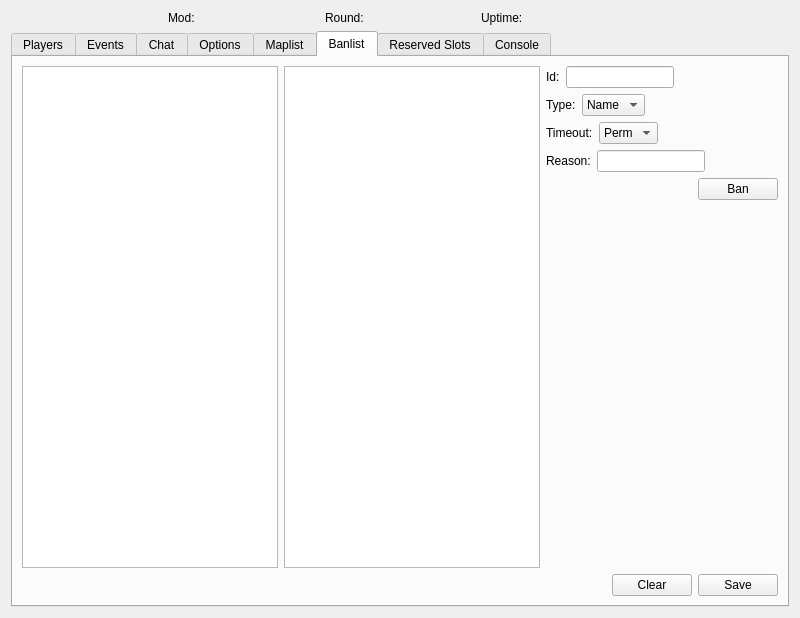
Old version of the form Client/bfbc2/BFBC2.ui in the repository OpenRcon/OpenRcon.
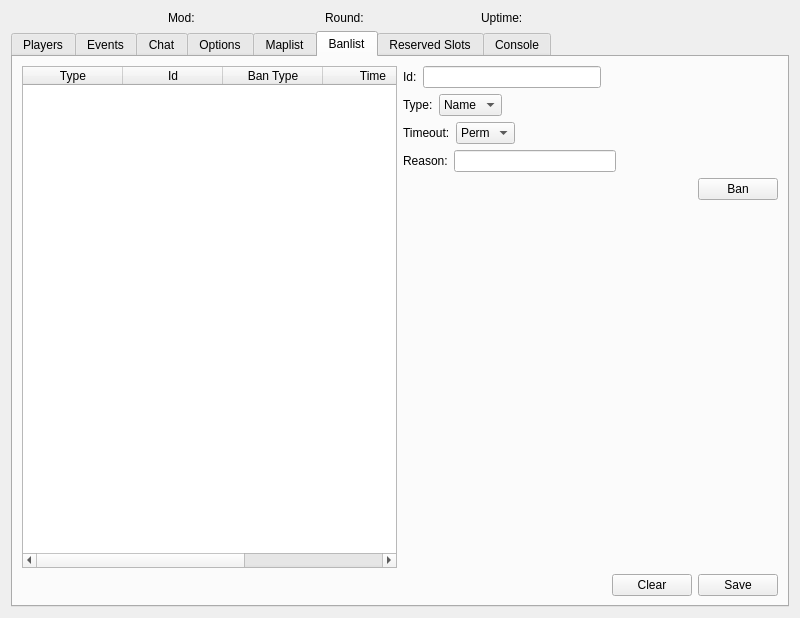
New version of the form. The open tabs and pages were chosen to show the change. Icons and pictures are not drawn. Custom widgets are drawn as their Qt base class.

Commit message: Added ban list GUI stuffs, and BanListEntry struct.

The edit to the form file:
```diff
--- a/Client/bfbc2/BFBC2.ui
+++ b/Client/bfbc2/BFBC2.ui
@@ -1256,10 +1256,7 @@
        <string>Banlist</string>
       </attribute>
       <layout class="QGridLayout" name="gridLayout_11">
-       <item row="0" column="0" rowspan="6">
-        <widget class="QTableWidget" name="tableWidget_bl"/>
-       </item>
-       <item row="6" column="0" colspan="3">
+       <item row="6" column="0" colspan="2">
         <layout class="QHBoxLayout" name="horizontalLayout_4">
          <item>
           <spacer name="horizontalSpacer_5">
@@ -1296,87 +1293,7 @@
          </item>
         </layout>
        </item>
-       <item row="5" column="2">
-        <spacer name="verticalSpacer_7">
-         <property name="locale">
-          <locale language="English" country="UnitedStates"/>
-         </property>
-         <property name="orientation">
-          <enum>Qt::Vertical</enum>
-         </property>
-         <property name="sizeHint" stdset="0">
-          <size>
-           <width>20</width>
-           <height>452</height>
-          </size>
-         </property>
-        </spacer>
-       </item>
-       <item row="4" column="2">
-        <layout class="QHBoxLayout" name="horizontalLayout_2">
-         <item>
-          <spacer name="horizontalSpacer_2">
-           <property name="locale">
-            <locale language="English" country="UnitedStates"/>
-           </property>
-           <property name="orientation">
-            <enum>Qt::Horizontal</enum>
-           </property>
-           <property name="sizeHint" stdset="0">
-            <size>
-             <width>40</width>
-             <height>20</height>
-            </size>
-           </property>
-          </spacer>
-         </item>
-         <item>
-          <widget class="QPushButton" name="pushButton_bl_ban">
-           <property name="locale">
-            <locale language="English" country="UnitedStates"/>
-           </property>
-           <property name="text">
-            <string>Ban</string>
-           </property>
-          </widget>
-         </item>
-        </layout>
-       </item>
-       <item row="3" column="2">
-        <layout class="QHBoxLayout" name="horizontalLayout_12">
-         <item>
-          <widget class="QLabel" name="label_bl_reason_text">
-           <property name="locale">
-            <locale language="English" country="UnitedStates"/>
-           </property>
-           <property name="text">
-            <string>Reason:</string>
-           </property>
-          </widget>
-         </item>
-         <item>
-          <widget class="QLineEdit" name="lineEdit_bl_reason">
-           <property name="locale">
-            <locale language="English" country="UnitedStates"/>
-           </property>
-          </widget>
-         </item>
-         <item>
-          <spacer name="horizontalSpacer_13">
-           <property name="orientation">
-            <enum>Qt::Horizontal</enum>
-           </property>
-           <property name="sizeHint" stdset="0">
-            <size>
-             <width>40</width>
-             <height>20</height>
-            </size>
-           </property>
-          </spacer>
-         </item>
-        </layout>
-       </item>
-       <item row="2" column="2">
+       <item row="2" column="1">
         <layout class="QHBoxLayout" name="horizontalLayout_13">
          <item>
           <widget class="QLabel" name="label_bl_timeout_text">
@@ -1409,7 +1326,41 @@
          </item>
         </layout>
        </item>
-       <item row="1" column="2">
+       <item row="0" column="1">
+        <layout class="QHBoxLayout" name="horizontalLayout_10">
+         <item>
+          <widget class="QLabel" name="label_bl_id_text">
+           <property name="locale">
+            <locale language="English" country="UnitedStates"/>
+           </property>
+           <property name="text">
+            <string>Id:</string>
+           </property>
+          </widget>
+         </item>
+         <item>
+          <widget class="QLineEdit" name="lineEdit_bl_id">
+           <property name="locale">
+            <locale language="English" country="UnitedStates"/>
+           </property>
+          </widget>
+         </item>
+         <item>
+          <spacer name="horizontalSpacer_10">
+           <property name="orientation">
+            <enum>Qt::Horizontal</enum>
+           </property>
+           <property name="sizeHint" stdset="0">
+            <size>
+             <width>40</width>
+             <height>20</height>
+            </size>
+           </property>
+          </spacer>
+         </item>
+        </layout>
+       </item>
+       <item row="1" column="1">
         <layout class="QHBoxLayout" name="horizontalLayout_11">
          <item>
           <widget class="QLabel" name="label_bl_type_text">
@@ -1452,27 +1403,57 @@
          </item>
         </layout>
        </item>
-       <item row="0" column="2">
-        <layout class="QHBoxLayout" name="horizontalLayout_10">
+       <item row="4" column="1">
+        <layout class="QHBoxLayout" name="horizontalLayout_2">
          <item>
-          <widget class="QLabel" name="label_bl_id_text">
+          <spacer name="horizontalSpacer_2">
            <property name="locale">
             <locale language="English" country="UnitedStates"/>
            </property>
+           <property name="orientation">
+            <enum>Qt::Horizontal</enum>
+           </property>
+           <property name="sizeHint" stdset="0">
+            <size>
+             <width>40</width>
+             <height>20</height>
+            </size>
+           </property>
+          </spacer>
+         </item>
+         <item>
+          <widget class="QPushButton" name="pushButton_bl_ban">
+           <property name="locale">
+            <locale language="English" country="UnitedStates"/>
+           </property>
            <property name="text">
-            <string>Id:</string>
+            <string>Ban</string>
            </property>
           </widget>
          </item>
+        </layout>
+       </item>
+       <item row="3" column="1">
+        <layout class="QHBoxLayout" name="horizontalLayout_12">
          <item>
-          <widget class="QLineEdit" name="lineEdit_bl_id">
+          <widget class="QLabel" name="label_bl_reason_text">
            <property name="locale">
             <locale language="English" country="UnitedStates"/>
            </property>
+           <property name="text">
+            <string>Reason:</string>
+           </property>
           </widget>
          </item>
          <item>
-          <spacer name="horizontalSpacer_10">
+          <widget class="QLineEdit" name="lineEdit_bl_reason">
+           <property name="locale">
+            <locale language="English" country="UnitedStates"/>
+           </property>
+          </widget>
+         </item>
+         <item>
+          <spacer name="horizontalSpacer_13">
            <property name="orientation">
             <enum>Qt::Horizontal</enum>
            </property>
@@ -1486,11 +1467,55 @@
          </item>
         </layout>
        </item>
-       <item row="0" column="1" rowspan="6">
-        <widget class="QListWidget" name="listWidget_bl">
+       <item row="5" column="1">
+        <spacer name="verticalSpacer_7">
          <property name="locale">
           <locale language="English" country="UnitedStates"/>
          </property>
+         <property name="orientation">
+          <enum>Qt::Vertical</enum>
+         </property>
+         <property name="sizeHint" stdset="0">
+          <size>
+           <width>20</width>
+           <height>452</height>
+          </size>
+         </property>
+        </spacer>
+       </item>
+       <item row="0" column="0" rowspan="6">
+        <widget class="QTableWidget" name="tableWidget">
+         <property name="selectionMode">
+          <enum>QAbstractItemView::SingleSelection</enum>
+         </property>
+         <property name="selectionBehavior">
+          <enum>QAbstractItemView::SelectRows</enum>
+         </property>
+         <column>
+          <property name="text">
+           <string>Type</string>
+          </property>
+         </column>
+         <column>
+          <property name="text">
+           <string>Id</string>
+          </property>
+         </column>
+         <column>
+          <property name="text">
+           <string>Ban Type</string>
+          </property>
+         </column>
+         <column>
+          <property name="text">
+           <string>Time</string>
+          </property>
+         </column>
+         <column>
+          <property name="text">
+           <string>Reason</string>
+          </property>
+         </column>
         </widget>
        </item>
       </layout>
```
Left out of the diff: 2 changed lines with no effect on the pictures. The commit also changes 3 other files.
